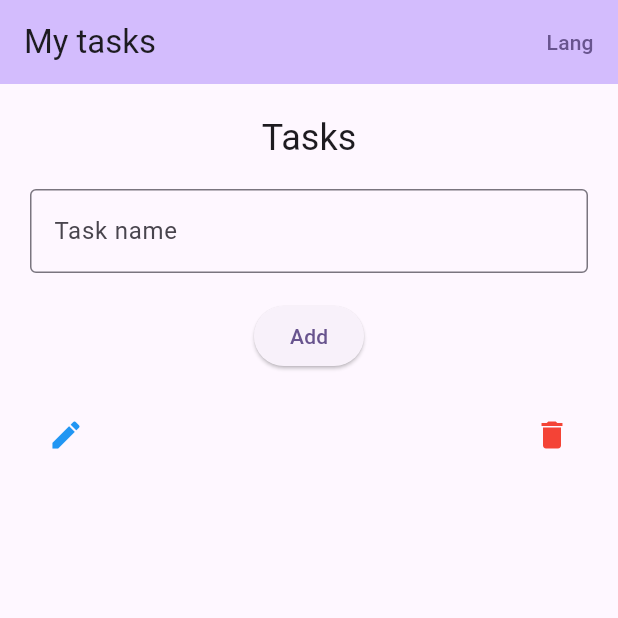
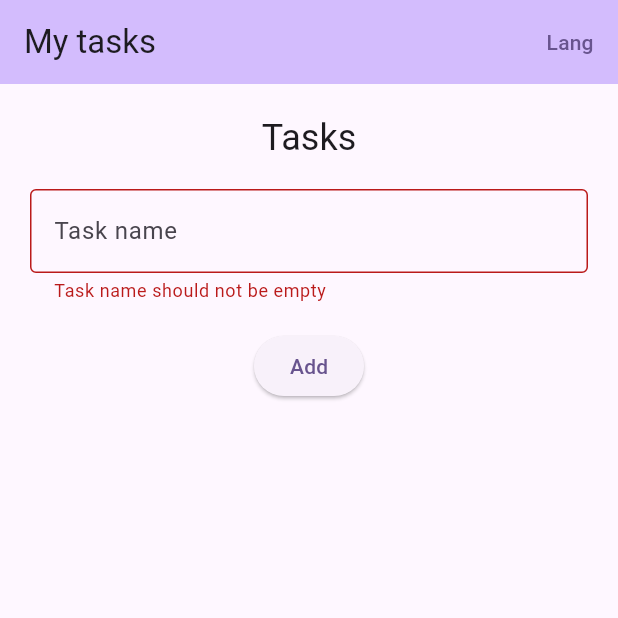
Before and after one commit to Ridje/flutter_hw_3, a Flutter app: the screen it shows after launch, after a tap on "Add", on a phone screen of 412 x 824 dp, the top half of it. Run offline on Flutter 3.47's test engine with Material 3 defaults, Android fonts, the phone set to English and light mode, and no system bars; our stand-ins replace flutter_bloc, hive, hive_flutter; accounts and stored records are empty; generated files the repository leaves out were written again.

```diff
--- a/lib/l10n/app_en.arb
+++ b/lib/l10n/app_en.arb
@@ -7,5 +7,6 @@
   "myTasks": "My tasks",
   "taskName": "Task name",
   "addTask": "Add",
-  "updateTask": "Update"
+  "updateTask": "Update",
+  "taskNameIsEmpty": "Task name should not be empty"
 }
--- a/lib/l10n/app_kk.arb
+++ b/lib/l10n/app_kk.arb
@@ -4,5 +4,6 @@
     "tasks": "Tапсырмаларым",
     "taskName": "Тапсырма аты",
     "addTask": "Қосу",
-    "updateTask": "Сақтау"
+    "updateTask": "Сақтау",
+    "taskNameIsEmpty": "Тапсырма атауы бос болмауы керек"
 }
--- a/lib/l10n/app_ru.arb
+++ b/lib/l10n/app_ru.arb
@@ -4,5 +4,6 @@
     "tasks": "Задачи",
     "taskName": "Название задачи",
     "addTask": "Добавить",
-    "updateTask": "Сохранить"
+    "updateTask": "Сохранить",
+    "taskNameIsEmpty": "Имя задачи должно быть не пустым"
 }
--- a/lib/main.dart
+++ b/lib/main.dart
@@ -16,7 +16,6 @@ final warmupAppUseCase = WarmupAppUseCase();
 
 main() async {
   await warmupAppUseCase();
-  print("CONTINUE AFTER INIT HIVE");
   runApp(const MyApp());
 }
 
@@ -49,7 +48,10 @@ class MyApp extends StatelessWidget {
 class MyHomePage extends StatelessWidget {
   const MyHomePage({super.key});
 
+  static final _formKey = GlobalKey<FormState>();
+
   void _handleButtonPress(BuildContext context) {
+    if (_formKey.currentState!.validate()) {
       final taskBloc = context.read<TasksBloc>();
 
       if (taskBloc.state.edit == null) {
@@ -58,10 +60,13 @@ class MyHomePage extends StatelessWidget {
         taskBloc.add(SaveTask());
       }
     }
+  }
 
   @override
   Widget build(BuildContext context) {
-    return BlocProvider(
+    return Form(
+      key: _formKey,
+      child: BlocProvider(
         create: (_) => TasksBloc(),
         child: Scaffold(
           appBar: AppBar(
@@ -84,7 +89,7 @@ class MyHomePage extends StatelessWidget {
                   children: [
                     const TasksTitle(),
                     const SizedBox(height: 18),
-                  TaskNameTextField(onEditingCompleted: _handleButtonPress),
+                    TaskNameTextField(onEditingCompleted: _handleButtonPress, formKey: _formKey),
                     const SizedBox(height: 18),
                     AddSaveTaskButton(
                         onButtonPressed: _handleButtonPress,
@@ -97,6 +102,7 @@ class MyHomePage extends StatelessWidget {
             ),
           ),
         ),
+      ),
     );
   }
 }
--- a/lib/tasks/presentation/tasks/widget/task_name_text_field.dart
+++ b/lib/tasks/presentation/tasks/widget/task_name_text_field.dart
@@ -6,7 +6,12 @@ import 'package:flutter_gen/gen_l10n/app_localizations.dart';
 
 class TaskNameTextField extends StatefulWidget {
   final Function(BuildContext) onEditingCompleted;
-  const TaskNameTextField({super.key, required this.onEditingCompleted});
+  final GlobalKey<FormState> formKey;
+  const TaskNameTextField({
+    super.key,
+    required this.onEditingCompleted,
+    required this.formKey,
+  });
 
   @override
   State<StatefulWidget> createState() {
@@ -25,7 +30,13 @@ class _TaskNameTextFieldState extends State<TaskNameTextField> {
           _controller.text = state.input;
         }
       },
-      child: TextField(
+      child: TextFormField(
+        validator: (value) {
+          if (value == null || value.isEmpty) {
+            return AppLocalizations.of(context)!.taskNameIsEmpty;
+          }
+          return null;
+        },
         decoration: InputDecoration(
           border: const OutlineInputBorder(),
           hintText: AppLocalizations.of(context)!.taskName,
```
Lines whose indentation alone changed are shown as unchanged.
